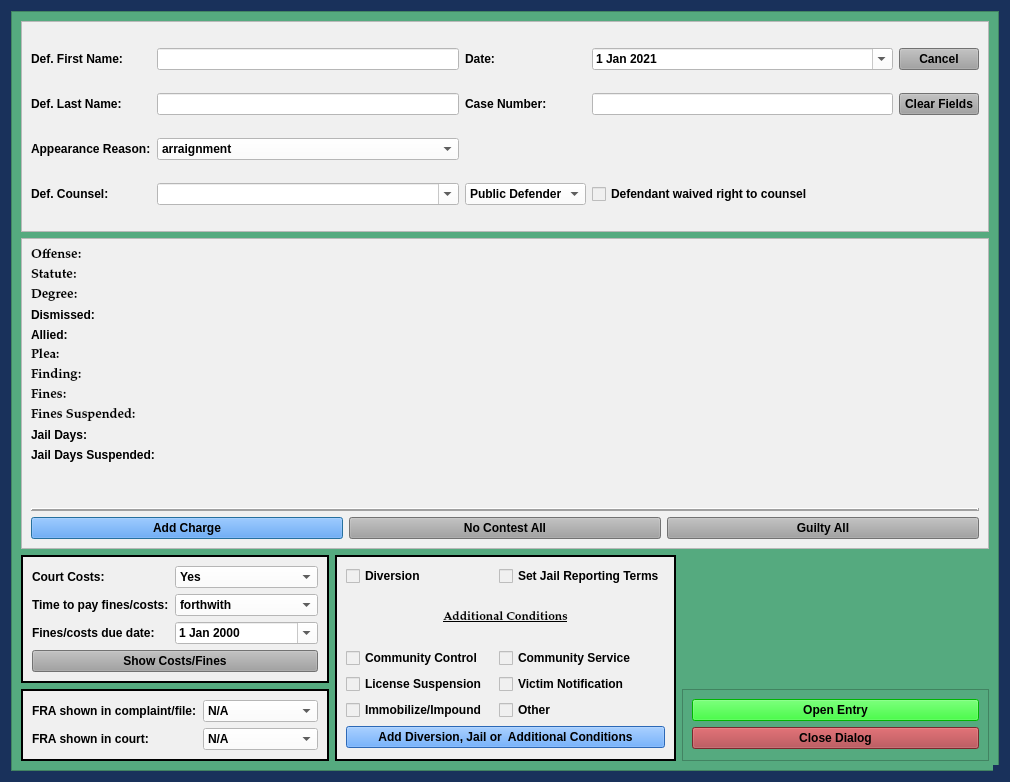
The window that package/views/ui/DiversionPleaDialog.ui (HunterProgram22/MuniEntry) describes before a commit, drawn with Qt 5.
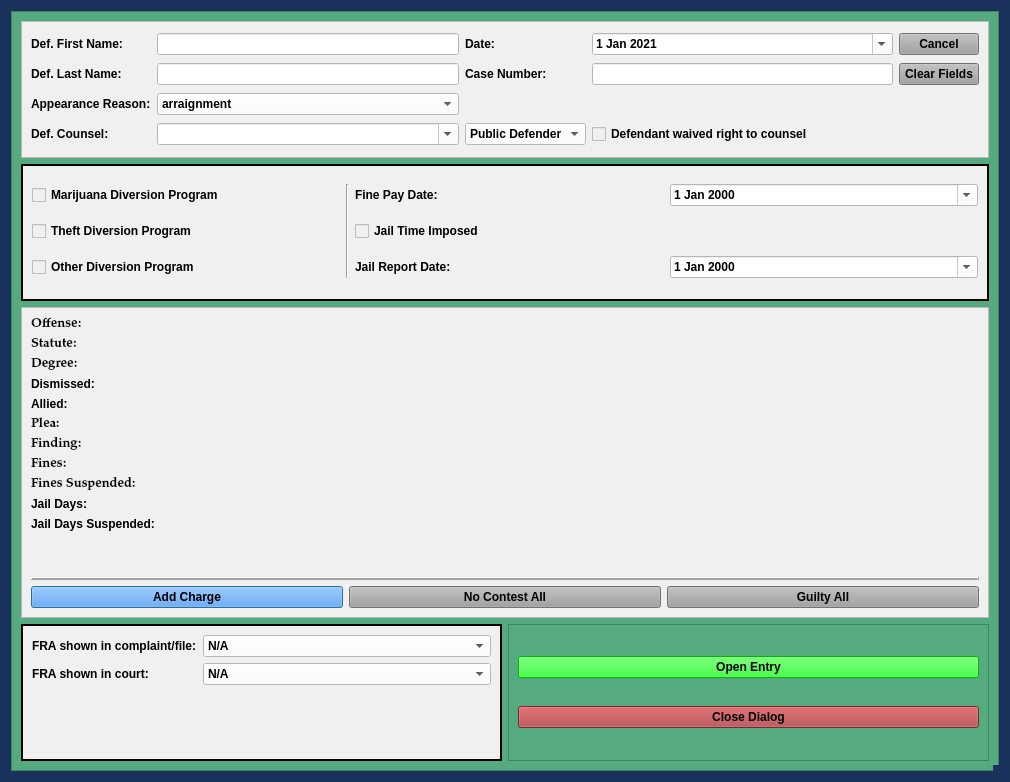
The same window after the commit.

The edit to the form file:
```diff
--- a/package/views/ui/DiversionPleaDialog.ui
+++ b/package/views/ui/DiversionPleaDialog.ui
@@ -166,9 +166,9 @@
         <height>762</height>
        </rect>
       </property>
-      <layout class="QGridLayout" name="gridLayout_4" rowstretch="1,0,0,0">
-       <item row="3" column="0">
-        <widget class="QFrame" name="fra_frame">
+      <layout class="QGridLayout" name="gridLayout_2">
+       <item row="2" column="0" colspan="2">
+        <widget class="QFrame" name="frame">
          <property name="sizePolicy">
           <sizepolicy hsizetype="Preferred" vsizetype="Preferred">
            <horstretch>0</horstretch>
@@ -179,77 +179,242 @@
           <string notr="true">background-color: rgb(240, 240, 240);</string>
          </property>
          <property name="frameShape">
-          <enum>QFrame::Box</enum>
+          <enum>QFrame::StyledPanel</enum>
          </property>
          <property name="frameShadow">
-          <enum>QFrame::Plain</enum>
+          <enum>QFrame::Raised</enum>
          </property>
-         <property name="lineWidth">
-          <number>2</number>
-         </property>
-         <layout class="QFormLayout" name="formLayout_2">
+         <layout class="QVBoxLayout" name="verticalLayout_2">
+          <item>
+           <layout class="QGridLayout" name="gridLayout_3">
+            <item row="2" column="1">
+             <widget class="QPushButton" name="no_contest_all_Button">
+              <property name="sizePolicy">
+               <sizepolicy hsizetype="Preferred" vsizetype="Fixed">
+                <horstretch>0</horstretch>
+                <verstretch>0</verstretch>
+               </sizepolicy>
+              </property>
+              <property name="focusPolicy">
+               <enum>Qt::NoFocus</enum>
+              </property>
+              <property name="styleSheet">
+               <string notr="true">background-color: rgb(160, 160, 160);</string>
+              </property>
+              <property name="text">
+               <string>No Contest All</string>
+              </property>
+             </widget>
+            </item>
+            <item row="2" column="2">
+             <widget class="QPushButton" name="guilty_all_Button">
+              <property name="sizePolicy">
+               <sizepolicy hsizetype="Preferred" vsizetype="Fixed">
+                <horstretch>0</horstretch>
+                <verstretch>0</verstretch>
+               </sizepolicy>
+              </property>
+              <property name="focusPolicy">
+               <enum>Qt::NoFocus</enum>
+              </property>
+              <property name="styleSheet">
+               <string notr="true">background-color: rgb(160, 160, 160);</string>
+              </property>
+              <property name="text">
+               <string>Guilty All</string>
+              </property>
+             </widget>
+            </item>
+            <item row="2" column="0">
+             <widget class="QPushButton" name="add_charge_Button">
+              <property name="styleSheet">
+               <string notr="true">background-color: rgb(62, 146, 255)</string>
+              </property>
+              <property name="text">
+               <string>Add Charge</string>
+              </property>
+             </widget>
+            </item>
+            <item row="0" column="0" colspan="3">
+             <layout class="QGridLayout" name="charges_gridLayout">
+              <item row="12" column="0">
+               <widget class="QLabel" name="label_5">
+                <property name="text">
+                 <string/>
+                </property>
+               </widget>
+              </item>
+              <item row="8" column="0">
+               <widget class="QLabel" name="label_10">
+                <property name="font">
+                 <font>
+                  <family>Palatino Linotype</family>
+                  <pointsize>10</pointsize>
+                  <weight>75</weight>
+                  <italic>false</italic>
+                  <bold>true</bold>
+                 </font>
+                </property>
+                <property name="text">
+                 <string>Fines Suspended:</string>
+                </property>
+               </widget>
+              </item>
+              <item row="2" column="0">
+               <widget class="QLabel" name="label_20">
+                <property name="font">
+                 <font>
+                  <family>Palatino Linotype</family>
+                  <pointsize>10</pointsize>
+                  <weight>75</weight>
+                  <italic>false</italic>
+                  <bold>true</bold>
+                 </font>
+                </property>
+                <property name="text">
+                 <string>Degree:</string>
+                </property>
+               </widget>
+              </item>
+              <item row="6" column="0">
+               <widget class="QLabel" name="label_14">
+                <property name="font">
+                 <font>
+                  <family>Palatino Linotype</family>
+                  <pointsize>10</pointsize>
+                  <weight>75</weight>
+                  <italic>false</italic>
+                  <bold>true</bold>
+                 </font>
+                </property>
+                <property name="text">
+                 <string>Finding:</string>
+                </property>
+               </widget>
+              </item>
+              <item row="5" column="0">
+               <widget class="QLabel" name="plea_label_1">
+                <property name="font">
+                 <font>
+                  <family>Palatino Linotype</family>
+                  <pointsize>10</pointsize>
+                  <weight>75</weight>
+                  <italic>false</italic>
+                  <bold>true</bold>
+                 </font>
+                </property>
+                <property name="text">
+                 <string>Plea:</string>
+                </property>
+               </widget>
+              </item>
+              <item row="10" column="0">
+               <widget class="QLabel" name="label_12">
+                <property name="text">
+                 <string>Jail Days Suspended:</string>
+                </property>
+               </widget>
+              </item>
           <item row="0" column="0">
-           <widget class="QLabel" name="label_21">
-            <property name="text">
-             <string>FRA shown in complaint/file:</string>
-            </property>
-           </widget>
-          </item>
-          <item row="0" column="1">
-           <widget class="QComboBox" name="fra_in_file_box">
-            <property name="styleSheet">
-             <string notr="true">background-color: rgb(255, 255, 255);</string>
-            </property>
-            <item>
+               <widget class="QLabel" name="offense_label_1">
+                <property name="font">
+                 <font>
+                  <family>Palatino Linotype</family>
+                  <pointsize>10</pointsize>
+                  <weight>75</weight>
+                  <italic>false</italic>
+                  <bold>true</bold>
+                 </font>
+                </property>
              <property name="text">
-              <string>N/A</string>
-             </property>
-            </item>
-            <item>
-             <property name="text">
-              <string>Yes</string>
-             </property>
-            </item>
-            <item>
-             <property name="text">
-              <string>No</string>
-             </property>
-            </item>
+                 <string>Offense:</string>
+                </property>
+                <property name="wordWrap">
+                 <bool>true</bool>
+                </property>
            </widget>
           </item>
           <item row="1" column="0">
-           <widget class="QLabel" name="label_22">
+               <widget class="QLabel" name="label_19">
+                <property name="font">
+                 <font>
+                  <family>Palatino Linotype</family>
+                  <pointsize>10</pointsize>
+                  <weight>75</weight>
+                  <italic>false</italic>
+                  <bold>true</bold>
+                 </font>
+                </property>
             <property name="text">
-             <string>FRA shown in court:</string>
+                 <string>Statute:</string>
             </property>
            </widget>
           </item>
-          <item row="1" column="1">
-           <widget class="QComboBox" name="fra_in_court_box">
-            <property name="styleSheet">
-             <string notr="true">background-color: rgb(255, 255, 255);</string>
-            </property>
-            <item>
+              <item row="9" column="0">
+               <widget class="QLabel" name="label_8">
+                <property name="text">
+                 <string>Jail Days:</string>
+                </property>
+               </widget>
+              </item>
+              <item row="7" column="0">
+               <widget class="QLabel" name="label_17">
+                <property name="font">
+                 <font>
+                  <family>Palatino Linotype</family>
+                  <pointsize>10</pointsize>
+                  <weight>75</weight>
+                  <italic>false</italic>
+                  <bold>true</bold>
+                 </font>
+                </property>
              <property name="text">
-              <string>N/A</string>
-             </property>
-            </item>
-            <item>
+                 <string>Fines:</string>
+                </property>
+               </widget>
+              </item>
+              <item row="4" column="0">
+               <widget class="QLabel" name="label_7">
              <property name="text">
-              <string>Yes</string>
-             </property>
-            </item>
-            <item>
+                 <string>Allied:</string>
+                </property>
+               </widget>
+              </item>
+              <item row="11" column="0">
+               <widget class="QLabel" name="label_4">
              <property name="text">
-              <string>No</string>
-             </property>
-            </item>
+                 <string/>
+                </property>
+               </widget>
+              </item>
+              <item row="3" column="0">
+               <widget class="QLabel" name="label_25">
+                <property name="text">
+                 <string>Dismissed:</string>
+                </property>
            </widget>
           </item>
          </layout>
-        </widget>
-       </item>
-       <item row="0" column="0" colspan="3">
+            </item>
+            <item row="1" column="0" colspan="3">
+             <widget class="Line" name="line">
+              <property name="frameShadow">
+               <enum>QFrame::Raised</enum>
+              </property>
+              <property name="lineWidth">
+               <number>2</number>
+              </property>
+              <property name="orientation">
+               <enum>Qt::Horizontal</enum>
+              </property>
+             </widget>
+            </item>
+           </layout>
+          </item>
+         </layout>
+        </widget>
+       </item>
+       <item row="0" column="0" colspan="2">
         <widget class="QFrame" name="case_name_Frame">
          <property name="sizePolicy">
           <sizepolicy hsizetype="Preferred" vsizetype="Preferred">
@@ -467,8 +632,8 @@
          </layout>
         </widget>
        </item>
-       <item row="2" column="0">
-        <widget class="QFrame" name="costs_frame">
+       <item row="4" column="0">
+        <widget class="QFrame" name="fra_frame">
          <property name="sizePolicy">
           <sizepolicy hsizetype="Preferred" vsizetype="Preferred">
            <horstretch>0</horstretch>
@@ -487,22 +652,22 @@
          <property name="lineWidth">
           <number>2</number>
          </property>
-         <layout class="QFormLayout" name="formLayout">
+         <layout class="QFormLayout" name="formLayout_2">
           <item row="0" column="0">
-           <widget class="QLabel" name="label_11">
+           <widget class="QLabel" name="label_21">
             <property name="text">
-             <string>Court Costs:</string>
+             <string>FRA shown in complaint/file:</string>
             </property>
            </widget>
           </item>
           <item row="0" column="1">
-           <widget class="QComboBox" name="court_costs_box">
+           <widget class="QComboBox" name="fra_in_file_box">
             <property name="styleSheet">
              <string notr="true">background-color: rgb(255, 255, 255);</string>
             </property>
             <item>
              <property name="text">
-              <string>Yes</string>
+              <string>N/A</string>
              </property>
             </item>
             <item>
@@ -518,20 +683,20 @@
            </widget>
           </item>
           <item row="1" column="0">
-           <widget class="QLabel" name="label_9">
+           <widget class="QLabel" name="label_22">
             <property name="text">
-             <string>Time to pay fines/costs:</string>
+             <string>FRA shown in court:</string>
             </property>
            </widget>
           </item>
           <item row="1" column="1">
-           <widget class="QComboBox" name="ability_to_pay_box">
+           <widget class="QComboBox" name="fra_in_court_box">
             <property name="styleSheet">
              <string notr="true">background-color: rgb(255, 255, 255);</string>
             </property>
             <item>
              <property name="text">
-              <string>forthwith</string>
+              <string>N/A</string>
              </property>
             </item>
             <item>
@@ -544,56 +709,12 @@
               <string>within 60 days</string>
              </property>
             </item>
-            <item>
-             <property name="text">
-              <string>within 90 days</string>
-             </property>
-            </item>
-           </widget>
-          </item>
-          <item row="2" column="0">
-           <widget class="QLabel" name="label_18">
-            <property name="text">
-             <string>Fines/costs due date:</string>
-            </property>
-           </widget>
-          </item>
-          <item row="2" column="1">
-           <widget class="QDateEdit" name="balance_due_date">
-            <property name="styleSheet">
-             <string notr="true">background-color: rgb(255, 255, 255);</string>
-            </property>
-            <property name="calendarPopup">
-             <bool>true</bool>
-            </property>
-           </widget>
-          </item>
-          <item row="3" column="0" colspan="2">
-           <widget class="QPushButton" name="costs_and_fines_Button">
-            <property name="sizePolicy">
-             <sizepolicy hsizetype="Preferred" vsizetype="Fixed">
-              <horstretch>0</horstretch>
-              <verstretch>0</verstretch>
-             </sizepolicy>
-            </property>
-            <property name="focusPolicy">
-             <enum>Qt::NoFocus</enum>
-            </property>
-            <property name="styleSheet">
-             <string notr="true">background-color: rgb(160, 160, 160);</string>
-            </property>
-            <property name="text">
-             <string>Show Costs/Fines</string>
-            </property>
-            <property name="flat">
-             <bool>false</bool>
-            </property>
            </widget>
           </item>
          </layout>
         </widget>
        </item>
-       <item row="3" column="2">
+       <item row="4" column="1">
         <widget class="QFrame" name="frame_2">
          <property name="frameShape">
           <enum>QFrame::StyledPanel</enum>
@@ -634,267 +755,15 @@
          </layout>
         </widget>
        </item>
-       <item row="1" column="0" colspan="3">
-        <widget class="QFrame" name="frame">
-         <property name="sizePolicy">
-          <sizepolicy hsizetype="Preferred" vsizetype="Preferred">
-           <horstretch>0</horstretch>
-           <verstretch>0</verstretch>
-          </sizepolicy>
+       <item row="1" column="0" colspan="2">
+        <widget class="QFrame" name="diversion_frame">
+         <property name="enabled">
+          <bool>true</bool>
          </property>
          <property name="styleSheet">
           <string notr="true">background-color: rgb(240, 240, 240);</string>
          </property>
          <property name="frameShape">
-          <enum>QFrame::StyledPanel</enum>
-         </property>
-         <property name="frameShadow">
-          <enum>QFrame::Raised</enum>
-         </property>
-         <layout class="QVBoxLayout" name="verticalLayout_2">
-          <item>
-           <layout class="QGridLayout" name="gridLayout_3">
-            <item row="2" column="1">
-             <widget class="QPushButton" name="no_contest_all_Button">
-              <property name="sizePolicy">
-               <sizepolicy hsizetype="Preferred" vsizetype="Fixed">
-                <horstretch>0</horstretch>
-                <verstretch>0</verstretch>
-               </sizepolicy>
-              </property>
-              <property name="focusPolicy">
-               <enum>Qt::NoFocus</enum>
-              </property>
-              <property name="styleSheet">
-               <string notr="true">background-color: rgb(160, 160, 160);</string>
-              </property>
-              <property name="text">
-               <string>No Contest All</string>
-              </property>
-             </widget>
-            </item>
-            <item row="2" column="2">
-             <widget class="QPushButton" name="guilty_all_Button">
-              <property name="sizePolicy">
-               <sizepolicy hsizetype="Preferred" vsizetype="Fixed">
-                <horstretch>0</horstretch>
-                <verstretch>0</verstretch>
-               </sizepolicy>
-              </property>
-              <property name="focusPolicy">
-               <enum>Qt::NoFocus</enum>
-              </property>
-              <property name="styleSheet">
-               <string notr="true">background-color: rgb(160, 160, 160);</string>
-              </property>
-              <property name="text">
-               <string>Guilty All</string>
-              </property>
-             </widget>
-            </item>
-            <item row="2" column="0">
-             <widget class="QPushButton" name="add_charge_Button">
-              <property name="styleSheet">
-               <string notr="true">background-color: rgb(62, 146, 255)</string>
-              </property>
-              <property name="text">
-               <string>Add Charge</string>
-              </property>
-             </widget>
-            </item>
-            <item row="0" column="0" colspan="3">
-             <layout class="QGridLayout" name="charges_gridLayout">
-              <item row="12" column="0">
-               <widget class="QLabel" name="label_5">
-                <property name="text">
-                 <string/>
-                </property>
-               </widget>
-              </item>
-              <item row="8" column="0">
-               <widget class="QLabel" name="label_10">
-                <property name="font">
-                 <font>
-                  <family>Palatino Linotype</family>
-                  <pointsize>10</pointsize>
-                  <weight>75</weight>
-                  <italic>false</italic>
-                  <bold>true</bold>
-                 </font>
-                </property>
-                <property name="text">
-                 <string>Fines Suspended:</string>
-                </property>
-               </widget>
-              </item>
-              <item row="2" column="0">
-               <widget class="QLabel" name="label_20">
-                <property name="font">
-                 <font>
-                  <family>Palatino Linotype</family>
-                  <pointsize>10</pointsize>
-                  <weight>75</weight>
-                  <italic>false</italic>
-                  <bold>true</bold>
-                 </font>
-                </property>
-                <property name="text">
-                 <string>Degree:</string>
-                </property>
-               </widget>
-              </item>
-              <item row="6" column="0">
-               <widget class="QLabel" name="label_14">
-                <property name="font">
-                 <font>
-                  <family>Palatino Linotype</family>
-                  <pointsize>10</pointsize>
-                  <weight>75</weight>
-                  <italic>false</italic>
-                  <bold>true</bold>
-                 </font>
-                </property>
-                <property name="text">
-                 <string>Finding:</string>
-                </property>
-               </widget>
-              </item>
-              <item row="5" column="0">
-               <widget class="QLabel" name="plea_label_1">
-                <property name="font">
-                 <font>
-                  <family>Palatino Linotype</family>
-                  <pointsize>10</pointsize>
-                  <weight>75</weight>
-                  <italic>false</italic>
-                  <bold>true</bold>
-                 </font>
-                </property>
-                <property name="text">
-                 <string>Plea:</string>
-                </property>
-               </widget>
-              </item>
-              <item row="10" column="0">
-               <widget class="QLabel" name="label_12">
-                <property name="text">
-                 <string>Jail Days Suspended:</string>
-                </property>
-               </widget>
-              </item>
-              <item row="0" column="0">
-               <widget class="QLabel" name="offense_label_1">
-                <property name="font">
-                 <font>
-                  <family>Palatino Linotype</family>
-                  <pointsize>10</pointsize>
-                  <weight>75</weight>
-                  <italic>false</italic>
-                  <bold>true</bold>
-                 </font>
-                </property>
-                <property name="text">
-                 <string>Offense:</string>
-                </property>
-                <property name="wordWrap">
-                 <bool>true</bool>
-                </property>
-               </widget>
-              </item>
-              <item row="1" column="0">
-               <widget class="QLabel" name="label_19">
-                <property name="font">
-                 <font>
-                  <family>Palatino Linotype</family>
-                  <pointsize>10</pointsize>
-                  <weight>75</weight>
-                  <italic>false</italic>
-                  <bold>true</bold>
-                 </font>
-                </property>
-                <property name="text">
-                 <string>Statute:</string>
-                </property>
-               </widget>
-              </item>
-              <item row="9" column="0">
-               <widget class="QLabel" name="label_8">
-                <property name="text">
-                 <string>Jail Days:</string>
-                </property>
-               </widget>
-              </item>
-              <item row="7" column="0">
-               <widget class="QLabel" name="label_17">
-                <property name="font">
-                 <font>
-                  <family>Palatino Linotype</family>
-                  <pointsize>10</pointsize>
-                  <weight>75</weight>
-                  <italic>false</italic>
-                  <bold>true</bold>
-                 </font>
-                </property>
-                <property name="text">
-                 <string>Fines:</string>
-                </property>
-               </widget>
-              </item>
-              <item row="4" column="0">
-               <widget class="QLabel" name="label_7">
-                <property name="text">
-                 <string>Allied:</string>
-                </property>
-               </widget>
-              </item>
-              <item row="11" column="0">
-               <widget class="QLabel" name="label_4">
-                <property name="text">
-                 <string/>
-                </property>
-               </widget>
-              </item>
-              <item row="3" column="0">
-               <widget class="QLabel" name="label_25">
-                <property name="text">
-                 <string>Dismissed:</string>
-                </property>
-               </widget>
-              </item>
-             </layout>
-            </item>
-            <item row="1" column="0" colspan="3">
-             <widget class="Line" name="line">
-              <property name="frameShadow">
-               <enum>QFrame::Raised</enum>
-              </property>
-              <property name="lineWidth">
-               <number>2</number>
-              </property>
-              <property name="orientation">
-               <enum>Qt::Horizontal</enum>
-              </property>
-             </widget>
-            </item>
-           </layout>
-          </item>
-         </layout>
-        </widget>
-       </item>
-       <item row="2" column="1" rowspan="2">
-        <widget class="QFrame" name="frame_6">
-         <property name="sizePolicy">
-          <sizepolicy hsizetype="Preferred" vsizetype="Preferred">
-           <horstretch>0</horstretch>
-           <verstretch>0</verstretch>
-          </sizepolicy>
-         </property>
-         <property name="styleSheet">
-          <string notr="true">background-color: rgb(240, 240, 240);
-font: 75 9pt &quot;Palatino Linotype&quot;;
-font-weight: bold;</string>
-         </property>
-         <property name="frameShape">
           <enum>QFrame::Box</enum>
          </property>
          <property name="frameShadow">
@@ -903,105 +772,73 @@
          <property name="lineWidth">
           <number>2</number>
          </property>
-         <layout class="QGridLayout" name="gridLayout_5" rowstretch="0,0,0,0,0,0,0,0">
-          <item row="7" column="0" colspan="3">
-           <widget class="QPushButton" name="add_conditions_Button">
+         <layout class="QGridLayout" name="gridLayout_8">
+          <item row="0" column="3">
+           <widget class="QDateEdit" name="diversion_fine_pay_date_box">
             <property name="styleSheet">
-             <string notr="true">background-color: rgb(62, 146, 255)</string>
+             <string notr="true">background-color: rgb(255, 255, 255);</string>
             </property>
-            <property name="text">
-             <string>Add Diversion, Jail or  Additional Conditions</string>
+            <property name="calendarPopup">
+             <bool>true</bool>
             </property>
-            <property name="autoDefault">
-             <bool>false</bool>
-            </property>
            </widget>
           </item>
-          <item row="3" column="0">
-           <widget class="QCheckBox" name="community_control_checkBox">
+          <item row="2" column="2">
+           <widget class="QLabel" name="label_16">
             <property name="text">
-             <string>Community Control</string>
+             <string>Jail Report Date:</string>
             </property>
            </widget>
           </item>
-          <item row="4" column="2">
-           <widget class="QCheckBox" name="victim_notification_checkBox">
-            <property name="text">
-             <string>Victim Notification</string>
+          <item row="0" column="1" rowspan="3">
+           <widget class="Line" name="line_7">
+            <property name="orientation">
+             <enum>Qt::Vertical</enum>
             </property>
            </widget>
           </item>
-          <item row="3" column="2">
-           <widget class="QCheckBox" name="community_service_checkBox">
-            <property name="text">
-             <string>Community Service</string>
+          <item row="2" column="3">
+           <widget class="QDateEdit" name="diversion_jail_report_date_box">
+            <property name="styleSheet">
+             <string notr="true">background-color: rgb(255, 255, 255);</string>
             </property>
-           </widget>
-          </item>
-          <item row="5" column="2">
-           <widget class="QCheckBox" name="other_conditions_checkBox">
-            <property name="enabled">
+            <property name="calendarPopup">
              <bool>true</bool>
             </property>
-            <property name="focusPolicy">
-             <enum>Qt::StrongFocus</enum>
-            </property>
-            <property name="text">
-             <string>Other</string>
-            </property>
            </widget>
           </item>
-          <item row="4" column="0">
-           <widget class="QCheckBox" name="license_suspension_checkBox">
+          <item row="1" column="2">
+           <widget class="QCheckBox" name="diversion_jail_imposed_checkBox">
             <property name="text">
-             <string>License Suspension</string>
-            </property>
-           </widget>
-          </item>
-          <item row="5" column="0">
-           <widget class="QCheckBox" name="impoundment_checkBox">
-            <property name="text">
-             <string>Immobilize/Impound</string>
-            </property>
-           </widget>
-          </item>
-          <item row="1" column="0" colspan="3">
-           <widget class="QLabel" name="add_conditions_label">
-            <property name="maximumSize">
-             <size>
-              <width>16777215</width>
-              <height>50</height>
-             </size>
-            </property>
-            <property name="font">
-             <font>
-              <family>Palatino Linotype</family>
-              <pointsize>9</pointsize>
-              <weight>75</weight>
-              <italic>false</italic>
-              <bold>true</bold>
-              <underline>true</underline>
-             </font>
-            </property>
-            <property name="text">
-             <string>Additional Conditions</string>
-            </property>
-            <property name="alignment">
-             <set>Qt::AlignCenter</set>
+             <string>Jail Time Imposed</string>
             </property>
            </widget>
           </item>
           <item row="0" column="0">
            <widget class="QCheckBox" name="diversion_checkBox">
             <property name="text">
-             <string>Diversion</string>
+             <string>Marijuana Diversion Program</string>
             </property>
            </widget>
           </item>
           <item row="0" column="2">
-           <widget class="QCheckBox" name="jail_checkBox">
+           <widget class="QLabel" name="label_23">
             <property name="text">
-             <string>Set Jail Reporting Terms</string>
+             <string>Fine Pay Date:</string>
+            </property>
+           </widget>
+          </item>
+          <item row="1" column="0">
+           <widget class="QCheckBox" name="theft_diversion_checkBox">
+            <property name="text">
+             <string>Theft Diversion Program</string>
+            </property>
+           </widget>
+          </item>
+          <item row="2" column="0">
+           <widget class="QCheckBox" name="other_diversion_checkBox">
+            <property name="text">
+             <string>Other Diversion Program</string>
             </property>
            </widget>
           </item>
```
Left out of the diff: 20 changed lines with no effect on the pictures. Lines whose indentation alone changed are shown as unchanged.
